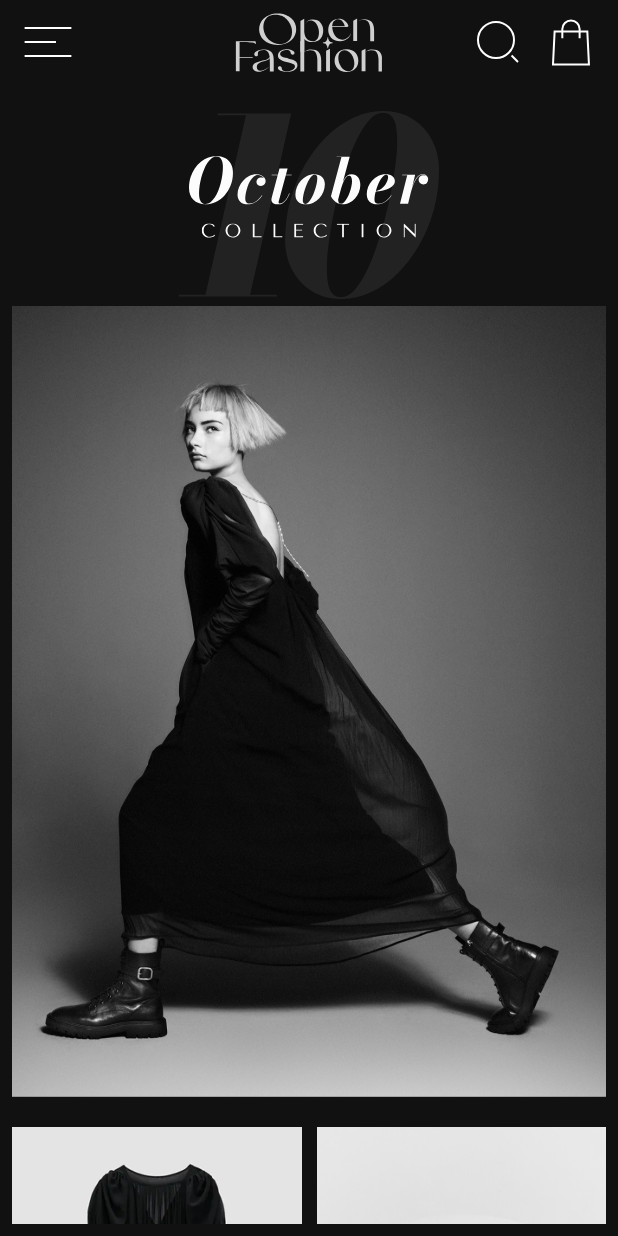
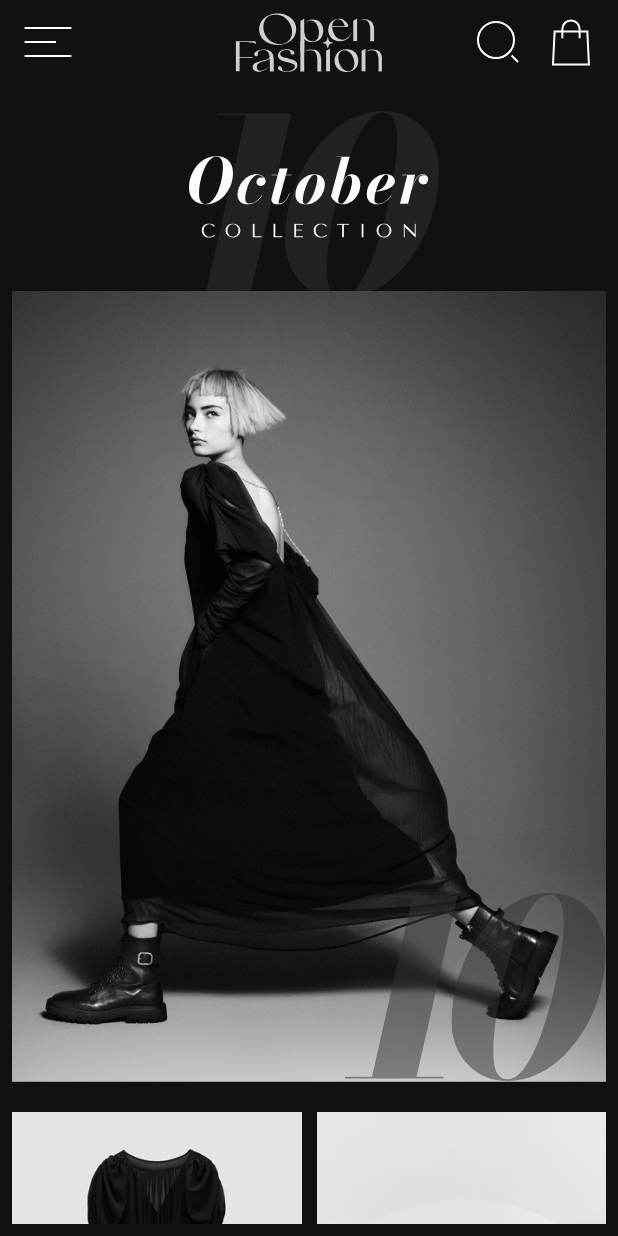
Before and after one commit to Omar-Tmam/Open-Fashion, a Flutter app: the screen it shows after launch, on a phone screen of 412 x 824 dp. Run offline on Flutter 3.47's test engine with Material 3 defaults, Android fonts, the phone set to English and light mode, and no system bars; our stand-ins replace flutter_svg, gap, go_router.

Commit message:
create header widget

```diff
--- a/lib/Features/home_view/presentation/views/widgets/mobile_home_view_body.dart
+++ b/lib/Features/home_view/presentation/views/widgets/mobile_home_view_body.dart
@@ -20,12 +20,17 @@ class MobileHomeViewBody extends StatelessWidget {
           Positioned(top: 40, right: 0, left: 0, child: SvgPicture.asset(Assets.imgsOctober)),
           Positioned(top: 85, right: 0, left: 0, child: SvgPicture.asset(Assets.imgsCollection)),
           Positioned.fill(
-            top: 140,
+            top: 130,
 
             child: SingleChildScrollView(
               child: Column(
                 children: [
-                  Image.asset(Assets.imgsMainImg),
+                  Stack(
+                    children: [
+                      Image.asset(Assets.imgsMainImg),
+                      Positioned(right: 0, bottom: 0, child: SvgPicture.asset(Assets.imgs10)),
+                    ],
+                  ),
                   Gap(20),
                   ProductBuilder(),
 
--- a/lib/Features/home_view/presentation/views/widgets/product_item.dart
+++ b/lib/Features/home_view/presentation/views/widgets/product_item.dart
@@ -47,7 +47,7 @@ class ProductItem extends StatelessWidget {
         ),
         Gap(10),
         Text(
-          productModel.price.toString(),
+          '\$${productModel.price}',
           style: AppStyles.bodyLarge(context).copyWith(color: Colors.orange),
           maxLines: 2,
           overflow: TextOverflow.ellipsis,
--- a/lib/Features/product_details/presentation/views/widgets/cart_widget.dart
+++ b/lib/Features/product_details/presentation/views/widgets/cart_widget.dart
@@ -68,7 +68,7 @@ class CartWidget extends StatelessWidget {
               ),
               Gap(12),
               Text(
-                productModel.price.toString(),
+                '\$${productModel.price}',
                 style: AppStyles.subTitle16(context).copyWith(color: Colors.orange),
               ),
             ],
```
Also changed, not shown: lib/Core/widgets/header_widget.dart (added, +22 -0 lines), lib/Features/product_details/presentation/views/widgets/product_details_view_body.dart (+9 -9 lines).
